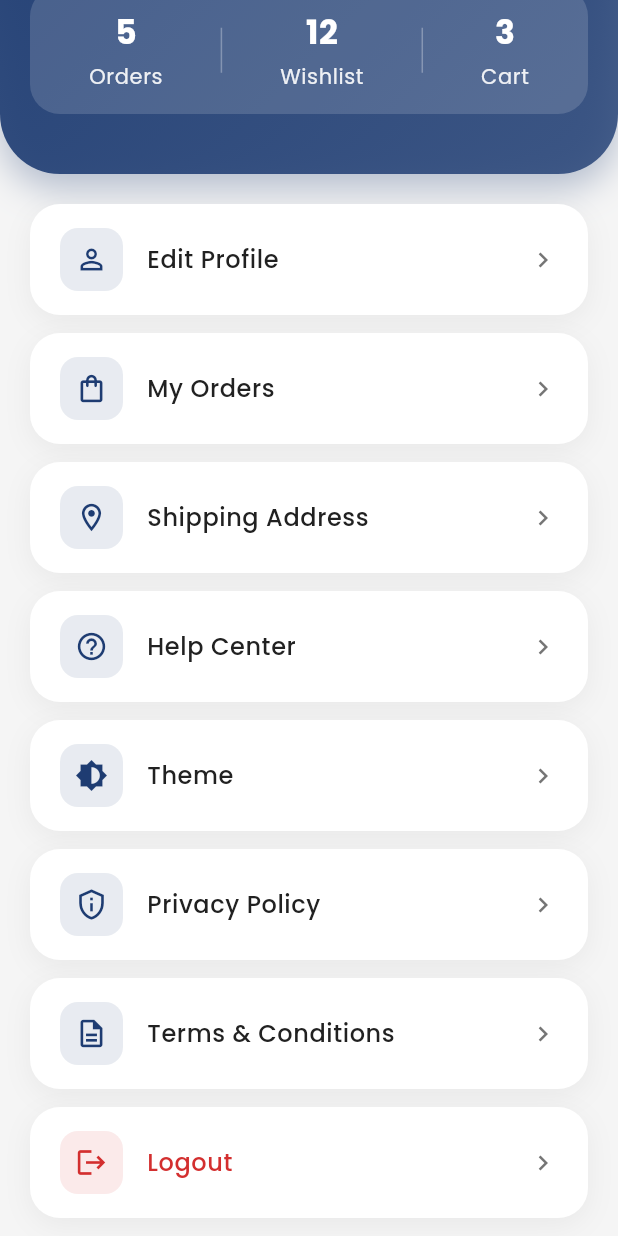
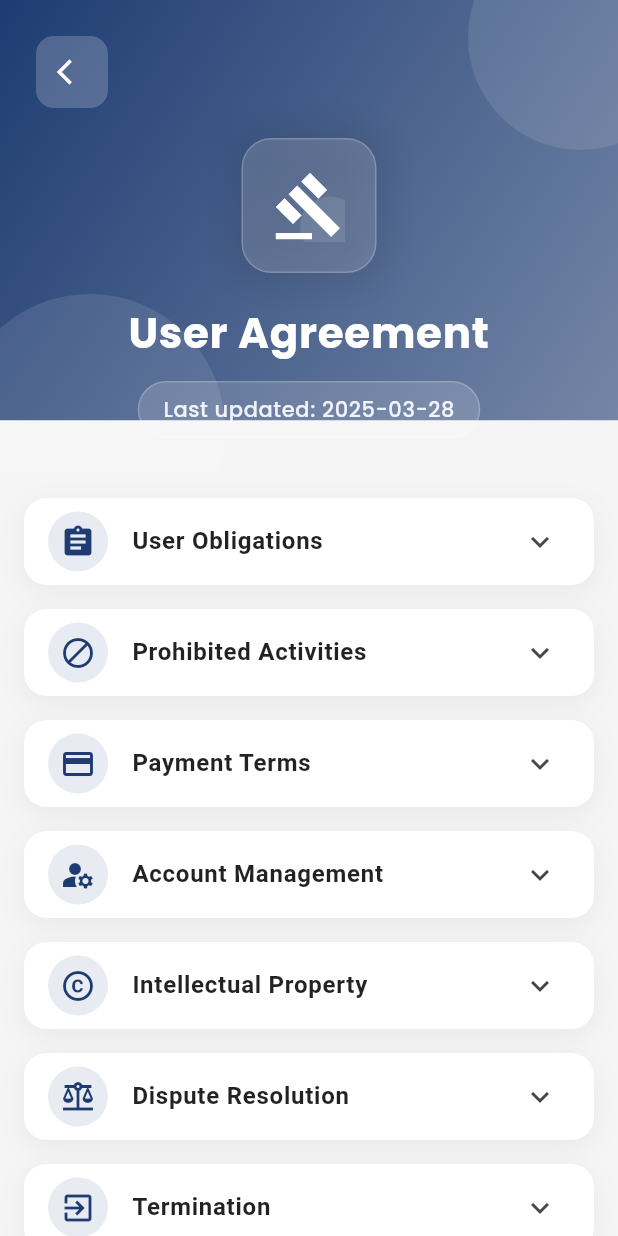
Before and after one commit to Edil-Ayehu/multi-vendor-e-commerce-app-tutorial, a Flutter app: the ProfileScreen screen opened directly, scrolled down 295 dp, after a tap on "Terms & Conditions", on a phone screen of 412 x 824 dp. Run offline on Flutter 3.47's test engine with Material 3 defaults, Android fonts, the phone set to English and light mode, and no system bars; drawn by our look-alikes of toastification; our stand-ins replace cached_network_image, carousel_slider, get, google_fonts, image_picker, loading_animation_widget and 4 more; accounts and stored records are empty; network calls fail.

Commit message:
terms conditions adjustment

```diff
--- a/lib/core/routes/app_routes.dart
+++ b/lib/core/routes/app_routes.dart
@@ -6,6 +6,7 @@ import 'package:multi_vendor_ecommerce_application/features/profile/views/screen
 import 'package:multi_vendor_ecommerce_application/features/profile/views/screens/help_center_screen.dart';
 import 'package:multi_vendor_ecommerce_application/features/profile/views/screens/privacy_policy_screen.dart';
 import 'package:multi_vendor_ecommerce_application/features/profile/views/screens/shipping_address_screen.dart';
+import 'package:multi_vendor_ecommerce_application/features/profile/views/screens/terms_conditions_screen.dart';
 import 'package:multi_vendor_ecommerce_application/features/splash/screens/splash_screen.dart';
 
 class AppRoutes {
@@ -19,6 +20,7 @@ class AppRoutes {
   static const String shippingAddress = '/shipping-address';
   static const String helpCenter = '/help-center';
   static const String privacyPolicy = '/privacy-policy';
+  static const String termsConditions = '/terms-conditions';
 
   static final routes = [
     GetPage(name: splash, page: ()=> const SplashScreen()),
@@ -30,5 +32,6 @@ class AppRoutes {
     GetPage(name: shippingAddress, page: () => const ShippingAddressScreen()),
     GetPage(name: helpCenter, page: () => const HelpCenterScreen()),
     GetPage(name: privacyPolicy, page: () => PrivacyPolicyScreen()),
+    GetPage(name: termsConditions, page: () => TermsConditionsScreen()),
   ];
 }
--- a/lib/features/profile/controllers/profile_controller.dart
+++ b/lib/features/profile/controllers/profile_controller.dart
@@ -66,7 +66,8 @@ class ProfileController {
 
   void navigateToTermsConditions() {
     // Will be implemented with actual navigation
-    debugPrint('Navigate to Terms & Conditions');
+    // debugPrint('Navigate to Terms & Conditions');
+    Get.toNamed(AppRoutes.termsConditions);
   }
 
   void showAuthPrompt() {
--- /dev/null
+++ b/lib/features/profile/controllers/terms_conditions_controller.dart
@@ -0,0 +1,149 @@
+import 'package:flutter/material.dart';
+import 'package:get/get.dart';
+import 'package:multi_vendor_ecommerce_application/features/profile/models/terms_conditions_model.dart';
+
+class TermsConditionsController extends GetxController {
+  static TermsConditionsController get to => Get.find();
+
+  final RxBool _isVendor = false.obs;
+  bool get isVendor => _isVendor.value;
+
+  void setVendorStatus(bool status) {
+    _isVendor.value = status;
+  }
+
+  List<TermsConditionsModel> getTermsSections() {
+    return [
+      TermsConditionsModel(
+        title: isVendor ? 'Seller Obligations' : 'User Obligations',
+        content: isVendor
+            ? '''As a vendor on our platform, you agree to:
+• Provide accurate and up-to-date information about your business
+• Maintain high quality standards for all products
+• Ship orders within the promised timeframe
+• Respond to customer inquiries within 24 hours
+• Comply with all applicable laws and regulations
+• Maintain accurate inventory records
+• Honor all valid warranties and returns
+• Keep pricing fair and transparent'''
+            : '''As a user of our platform, you agree to:
+• Provide accurate personal information
+• Maintain the security of your account
+• Use the platform for legitimate purchases only
+• Pay for items ordered through the platform
+• Respect intellectual property rights
+• Follow our community guidelines
+• Not engage in fraudulent activities
+• Report any suspicious activities''',
+        icon: Icons.assignment,
+      ),
+      const TermsConditionsModel(
+        title: 'Prohibited Activities',
+        content: '''The following activities are strictly prohibited:
+• Fraudulent transactions or activities
+• Harassment or abuse of other users
+• Posting false or misleading information
+• Unauthorized use of others' personal information
+• Manipulation of ratings or reviews
+• Spam or unsolicited promotional content
+• Violation of intellectual property rights
+• Use of automated bots or scripts''',
+        icon: Icons.block,
+      ),
+      TermsConditionsModel(
+        title: 'Payment Terms',
+        content: isVendor
+            ? '''• Payment processing fee: 2.5% per transaction
+• Settlement period: 7 business days
+• Minimum payout threshold: \$50
+• Supported payment methods: Bank transfer, Digital wallets
+• Chargeback handling process
+• Refund processing timeline
+• Tax obligations and reporting
+• Currency conversion rates'''
+            : '''• Secure payment processing
+• Accepted payment methods
+• Refund and cancellation policies
+• Protection against unauthorized charges
+• Dispute resolution process
+• Price matching policies
+• Gift card terms
+• Special promotion conditions''',
+        icon: Icons.payment,
+      ),
+      const TermsConditionsModel(
+        title: 'Account Management',
+        content: '''• Account creation and verification
+• Password and security requirements
+• Account suspension conditions
+• Data retention policies
+• Account deletion process
+• Multiple account restrictions
+• Account recovery procedures
+• Access limitations''',
+        icon: Icons.manage_accounts,
+      ),
+      const TermsConditionsModel(
+        title: 'Intellectual Property',
+        content: '''• Copyright protection
+• Trademark usage guidelines
+• Content ownership rights
+• License grants
+• User-generated content rights
+• Brand asset usage
+• Patent rights
+• Content removal procedures''',
+        icon: Icons.copyright,
+      ),
+      const TermsConditionsModel(
+        title: 'Dispute Resolution',
+        content: '''• Conflict resolution process
+• Arbitration procedures
+• Mediation options
+• Legal jurisdiction
+• Notice requirements
+• Time limitations
+• Appeal process
+• Binding decisions''',
+        icon: Icons.balance,
+      ),
+      const TermsConditionsModel(
+        title: 'Termination',
+        content: '''• Account termination conditions
+• Notice requirements
+• Refund policies
+• Data retention after termination
+• Appeal process
+• Reinstatement conditions
+• Final settlement terms
+• Outstanding obligations''',
+        icon: Icons.exit_to_app,
+      ),
+      const TermsConditionsModel(
+        title: 'Modifications to Terms',
+        content: '''• Right to modify terms
+• Notice of changes
+• Continued use constitutes acceptance
+• Material changes notification
+• Opt-out options
+• Previous version accessibility
+• Effective dates
+• User acknowledgment requirements''',
+        icon: Icons.update,
+      ),
+      if (isVendor)
+        const TermsConditionsModel(
+          title: 'Commission Structure',
+          content: '''• Base commission rates by category
+• Volume-based discounts
+• Special promotion rates
+• Payment processing fees
+• Additional service charges
+• Tax implications
+• Settlement schedule
+• Bonus program terms''',
+          icon: Icons.monetization_on,
+        ),
+    ];
+  }
+}
--- /dev/null
+++ b/lib/features/profile/models/terms_conditions_model.dart
@@ -0,0 +1,13 @@
+import 'package:flutter/material.dart';
+
+class TermsConditionsModel {
+  final String title;
+  final String content;
+  final IconData icon;
+
+  const TermsConditionsModel({
+    required this.title,
+    required this.content,
+    required this.icon,
+  });
+}
--- /dev/null
+++ b/lib/features/profile/views/screens/terms_conditions_screen.dart
@@ -0,0 +1,46 @@
+import 'package:flutter/material.dart';
+import 'package:flutter/services.dart';
+import 'package:get/get.dart';
+import 'package:multi_vendor_ecommerce_application/core/config/theme/app_colors.dart';
+import 'package:multi_vendor_ecommerce_application/features/profile/controllers/terms_conditions_controller.dart';
+import 'package:multi_vendor_ecommerce_application/features/profile/views/widgets/terms_conditions_content.dart';
+import 'package:multi_vendor_ecommerce_application/features/profile/views/widgets/terms_conditions_header.dart';
+
+class TermsConditionsScreen extends GetView<TermsConditionsController> {
+  TermsConditionsScreen({super.key, bool isVendor = false}) {
+    controller.setVendorStatus(isVendor);
+  }
+
+  @override
+  Widget build(BuildContext context) {
+    final isDark = Theme.of(context).brightness == Brightness.dark;
+    final size = MediaQuery.of(context).size;
+
+    return AnnotatedRegion<SystemUiOverlayStyle>(
+      value: const SystemUiOverlayStyle(
+        statusBarColor: AppColors.primary,
+        statusBarIconBrightness: Brightness.light,
+        statusBarBrightness: Brightness.dark,
+      ),
+      child: Scaffold(
+        backgroundColor: Theme.of(context).scaffoldBackgroundColor,
+        body: SafeArea(
+          child: SingleChildScrollView(
+            child: Column(
+              children: [
+                TermsConditionsHeader(
+                  isVendor: controller.isVendor,
+                  size: size,
+                ),
+                TermsConditionsContent(
+                  controller: controller,
+                  isDark: isDark,
+                ),
+              ],
+            ),
+          ),
+        ),
+      ),
+    );
+  }
+}
--- a/lib/features/profile/views/widgets/profile_options_widget.dart
+++ b/lib/features/profile/views/widgets/profile_options_widget.dart
@@ -73,9 +73,10 @@ class ProfileOptionsWidget extends StatelessWidget {
             context,
             icon: Icons.description_outlined,
             title: 'Terms & Conditions',
-            onTap: () {
-              // Will be implemented with backend integration
-            },
+            // onTap: () {
+            //   // Will be implemented with backend integration
+            // },
+            onTap: controller.navigateToTermsConditions,
           ),
           if (isAuthenticated)
             _buildOptionTile(
--- /dev/null
+++ b/lib/features/profile/views/widgets/terms_conditions_content.dart
@@ -0,0 +1,35 @@
+import 'package:flutter/material.dart';
+import 'package:get/get.dart';
+import 'package:multi_vendor_ecommerce_application/features/profile/controllers/terms_conditions_controller.dart';
+import 'package:multi_vendor_ecommerce_application/features/profile/views/widgets/terms_section_widget.dart';
+
+class TermsConditionsContent extends StatelessWidget {
+  final TermsConditionsController controller;
+  final bool isDark;
+
+  const TermsConditionsContent({
+    super.key,
+    required this.controller,
+    required this.isDark,
+  });
+
+  @override
+  Widget build(BuildContext context) {
+    return Padding(
+      padding: const EdgeInsets.all(16),
+      child: Obx(() => Column(
+            children: controller
+                .getTermsSections()
+                .map(
+                  (section) => TermsSectionWidget(
+                    title: section.title,
+                    content: section.content,
+                    icon: section.icon,
+                    isDark: isDark,
+                  ),
+                )
+                .toList(),
+          )),
+    );
+  }
+}
--- /dev/null
+++ b/lib/features/profile/views/widgets/terms_conditions_header.dart
@@ -0,0 +1,169 @@
+import 'package:flutter/material.dart';
+import 'package:multi_vendor_ecommerce_application/core/config/theme/app_colors.dart';
+
+class TermsConditionsHeader extends StatelessWidget {
+  final bool isVendor;
+  final Size size;
+
+  const TermsConditionsHeader({
+    super.key,
+    required this.isVendor,
+    required this.size,
+  });
+
+  @override
+  Widget build(BuildContext context) {
+    return Stack(
+      children: [
+        // Background Container with Gradient
+        Container(
+          width: double.infinity,
+          height: size.height * 0.34,
+          decoration: BoxDecoration(
+            gradient: LinearGradient(
+              begin: Alignment.topLeft,
+              end: Alignment.bottomRight,
+              colors: [
+                AppColors.primary,
+                AppColors.primary.withOpacity(0.8),
+                AppColors.primary.withOpacity(0.6),
+              ],
+            ),
+          ),
+        ),
+        // Decorative Circle
+        Positioned(
+          top: -50,
+          right: -50,
+          child: Container(
+            width: 150,
+            height: 150,
+            decoration: BoxDecoration(
+              shape: BoxShape.circle,
+              color: Colors.white.withOpacity(0.1),
+            ),
+          ),
+        ),
+        Positioned(
+          bottom: -60,
+          left: -30,
+          child: Container(
+            width: 180,
+            height: 180,
+            decoration: BoxDecoration(
+              shape: BoxShape.circle,
+              color: Colors.white.withOpacity(0.1),
+            ),
+          ),
+        ),
+        // Content Container
+        Container(
+          width: double.infinity,
+          padding: const EdgeInsets.all(24),
+          child: Column(
+            crossAxisAlignment: CrossAxisAlignment.start,
+            children: [
+              // Back Button with enhanced design
+              Container(
+                decoration: BoxDecoration(
+                  color: Colors.white.withOpacity(0.2),
+                  borderRadius: BorderRadius.circular(12),
+                ),
+                child: IconButton(
+                  onPressed: () => Navigator.pop(context),
+                  icon: const Icon(Icons.arrow_back_ios, color: Colors.white),
+                  iconSize: 20,
+                ),
+              ),
+              const SizedBox(height: 20),
+              // Main Content
+              Center(
+                child: Column(
+                  children: [
+                    // Icon Container with glass effect
+                    Container(
+                      padding: const EdgeInsets.all(20),
+                      decoration: BoxDecoration(
+                        color: Colors.white.withOpacity(0.15),
+                        borderRadius: BorderRadius.circular(20),
+                        border: Border.all(
+                          color: Colors.white.withOpacity(0.2),
+                          width: 1,
+                        ),
+                        boxShadow: [
+                          BoxShadow(
+                            color: Colors.black.withOpacity(0.1),
+                            blurRadius: 20,
+                            spreadRadius: 5,
+                          ),
+                        ],
+                      ),
+                      child: Stack(
+                        children: [
+                          // Background blur circle
+                          Positioned(
+                            right: -10,
+                            bottom: -10,
+                            child: Container(
+                              width: 40,
+                              height: 40,
+                              decoration: BoxDecoration(
+                                shape: BoxShape.circle,
+                                color: Colors.white.withOpacity(0.1),
+                              ),
+                            ),
+                          ),
+                          const Icon(
+                            Icons.gavel,
+                            size: 48,
+                            color: Colors.white,
+                          ),
+                        ],
+                      ),
+                    ),
+                    const SizedBox(height: 20),
+                    // Title with enhanced typography
+                    Text(
+                      isVendor ? 'Vendor Agreement' : 'User Agreement',
+                      style: const TextStyle(
+                        color: Colors.white,
+                        fontSize: 28,
+                        fontWeight: FontWeight.bold,
+                        letterSpacing: 0.5,
+                      ),
+                      textAlign: TextAlign.center,
+                    ),
+                    const SizedBox(height: 12),
+                    // Date with glass effect container
+                    Container(
+                      padding: const EdgeInsets.symmetric(
+                        horizontal: 16,
+                        vertical: 8,
+                      ),
+                      decoration: BoxDecoration(
+                        color: Colors.white.withOpacity(0.15),
+                        borderRadius: BorderRadius.circular(20),
+                        border: Border.all(
+                          color: Colors.white.withOpacity(0.2),
+                          width: 1,
+                        ),
+                      ),
+                      child: Text(
+                        'Last updated: ${DateTime.now().toString().substring(0, 10)}',
+                        style: TextStyle(
+                          color: Colors.white.withOpacity(0.9),
+                          fontSize: 14,
+                          fontWeight: FontWeight.w500,
+                        ),
+                      ),
+                    ),
+                  ],
+                ),
+              ),
+            ],
+          ),
+        ),
+      ],
+    );
+  }
+}
--- /dev/null
+++ b/lib/features/profile/views/widgets/terms_section_widget.dart
@@ -0,0 +1,85 @@
+import 'package:flutter/material.dart';
+import '../../../../core/config/theme/app_colors.dart';
+
+class TermsSectionWidget extends StatelessWidget {
+  final String title;
+  final String content;
+  final IconData icon;
+  final bool isDark;
+
+  const TermsSectionWidget({
+    super.key,
+    required this.title,
+    required this.content,
+    required this.icon,
+    required this.isDark,
+  });
+
+  @override
+  Widget build(BuildContext context) {
+    return Container(
+      margin: const EdgeInsets.only(bottom: 16),
+      decoration: BoxDecoration(
+        color: Theme.of(context).cardColor,
+        borderRadius: BorderRadius.circular(15),
+        boxShadow: [
+          BoxShadow(
+            color: isDark
+                ? Colors.black.withOpacity(0.3)
+                : Colors.black.withOpacity(0.05),
+            blurRadius: 15,
+            offset: const Offset(0, 5),
+          ),
+        ],
+      ),
+      child: Theme(
+        data: ThemeData(dividerColor: Colors.transparent),
+        child: ExpansionTile(
+          leading: CircleAvatar(
+            backgroundColor: AppColors.primary.withOpacity(0.1),
+            child: Icon(icon, color: AppColors.primary),
+          ),
+          title: Text(
+            title,
+            style: TextStyle(
+              fontWeight: FontWeight.bold,
+              color: isDark ? Colors.white : Colors.black87,
+            ),
+          ),
+          children: [_buildContent(context)],
+        ),
+      ),
+    );
+  }
+
+  Widget _buildContent(BuildContext context) {
+    return Container(
+      width: double.infinity,
+      padding: const EdgeInsets.all(16),
+      decoration: BoxDecoration(
+        color: Theme.of(context).cardColor,
+        borderRadius: BorderRadius.circular(12),
+      ),
+      child: Column(
+        crossAxisAlignment: CrossAxisAlignment.start,
+        children: content
+            .split('\n')
+            .map((line) => Padding(
+                  padding: EdgeInsets.only(
+                    left: line.startsWith('•') ? 16 : 0,
+                    bottom: 8,
+                  ),
+                  child: Text(
+                    line,
+                    style: TextStyle(
+                      color: isDark ? Colors.white70 : Colors.black87,
+                      height: 1.5,
+                      fontSize: 14,
+                    ),
+                  ),
+                ))
+            .toList(),
+      ),
+    );
+  }
+}
--- a/lib/main.dart
+++ b/lib/main.dart
@@ -12,6 +12,7 @@ import 'package:multi_vendor_ecommerce_application/features/orders/repositories/
 import 'package:multi_vendor_ecommerce_application/features/profile/controllers/help_center_controller.dart';
 import 'package:multi_vendor_ecommerce_application/features/profile/controllers/privacy_policy_controller.dart';
 import 'package:multi_vendor_ecommerce_application/features/profile/controllers/profile_controller.dart';
+import 'package:multi_vendor_ecommerce_application/features/profile/controllers/terms_conditions_controller.dart';
 import 'package:multi_vendor_ecommerce_application/features/splash/controllers/splash_controller.dart';
 import 'package:multi_vendor_ecommerce_application/features/wishlist/controllers/wishlist_controller.dart';
 import 'package:multi_vendor_ecommerce_application/features/wishlist/repositories/wishlist_repository.dart';
@@ -26,6 +27,7 @@ void main() async {
   Get.put(ProfileController());
    Get.put(HelpCenterController());
    Get.put(PrivacyPolicyController());
+   Get.put(TermsConditionsController());
 
   // Initialize cart dependencies
   final cartRepository = CartRepository();
```
